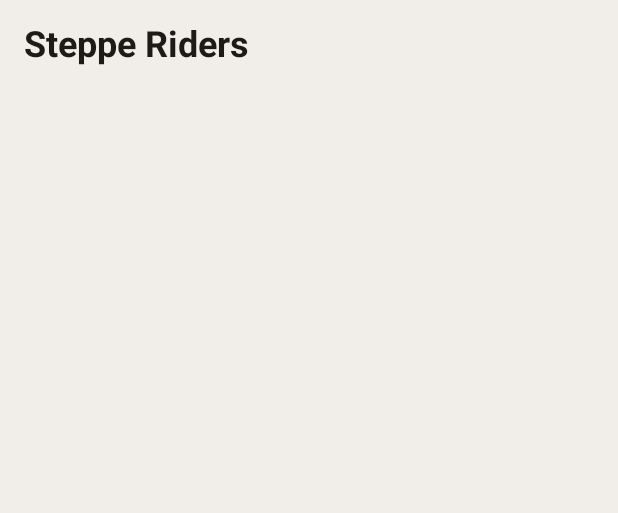
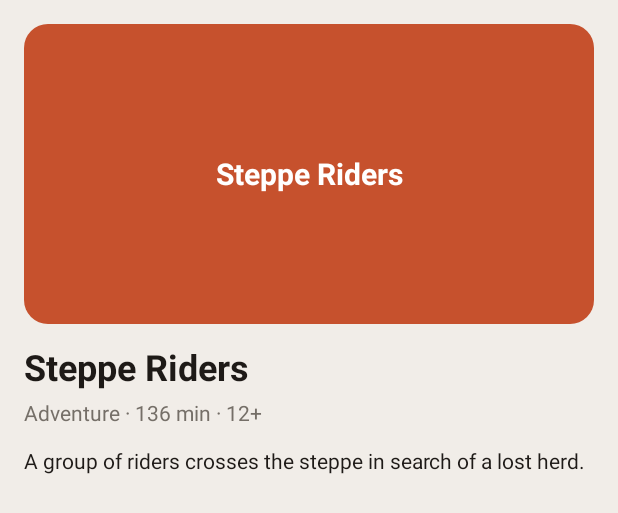
Before and after one commit to thess2r/CinemaBooking, an Android app built with Jetpack Compose: the @Preview function MovieDetailsScreenPreview, on a phone screen of 412 x 824 dp. Shown: the top 513 px of the screen. Run offline under Robolectric (Android 15) with nearby library versions, the phone set to English and light mode, and no system bars.

Commit message:
feat(details): show movie info and poster placeholder

```diff
--- a/app/src/main/java/com/example/cinemabooking/ui/screens/MovieDetailsScreen.kt
+++ b/app/src/main/java/com/example/cinemabooking/ui/screens/MovieDetailsScreen.kt
@@ -41,11 +41,46 @@ fun MovieDetailsScreen(
             .background(Background)
             .padding(16.dp)
     ) {
+        // Заглушка вместо постера
+        Box(
+            modifier = Modifier
+                .fillMaxWidth()
+                .height(200.dp)
+                .clip(RoundedCornerShape(16.dp))
+                .background(Accent),
+            contentAlignment = Alignment.Center
+        ) {
+            Text(
+                text = movie.title,
+                color = Color.White,
+                fontSize = 20.sp,
+                fontWeight = FontWeight.Bold
+            )
+        }
+
+        Spacer(modifier = Modifier.height(16.dp))
+
         Text(
             text = movie.title,
             color = TextColor,
             fontSize = 24.sp,
             fontWeight = FontWeight.Bold
+        )
+
+        Spacer(modifier = Modifier.height(8.dp))
+
+        Text(
+            text = "${movie.genre} · ${movie.durationMinutes} min · ${movie.ageRating}",
+            color = Muted,
+            fontSize = 14.sp
+        )
+
+        Spacer(modifier = Modifier.height(16.dp))
+
+        Text(
+            text = movie.description,
+            color = TextColor,
+            fontSize = 14.sp
         )
     }
 }
```
